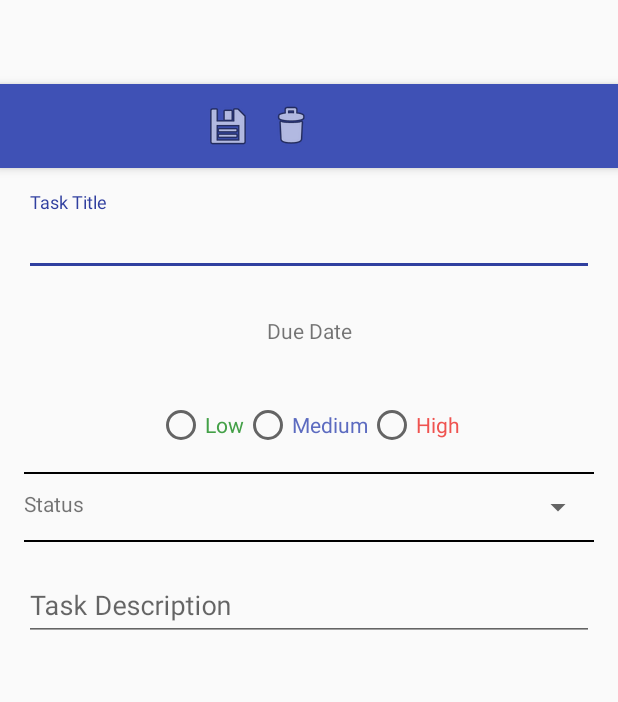
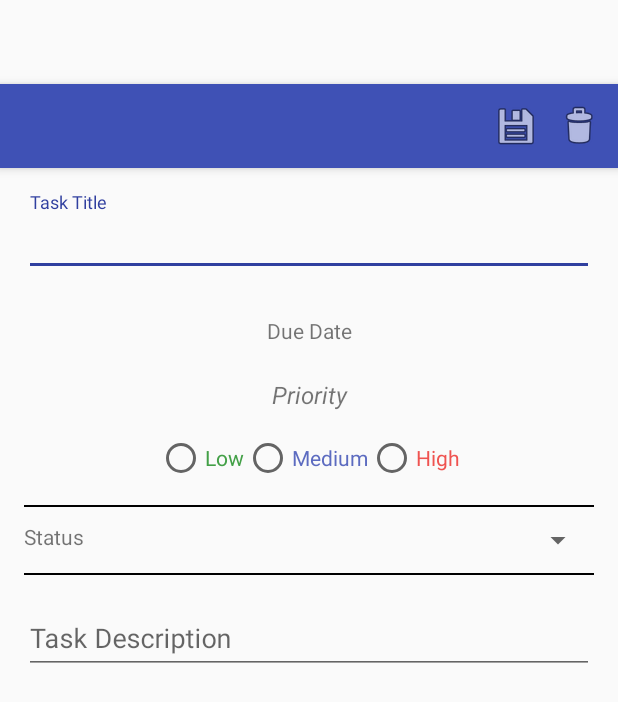
Before and after one commit to Mario0419/To-Do-App-Android, an Android app: the layout activity_edit_item.xml on its own in the app's theme, with its tools: preview values and no code run, on a phone screen of 412 x 824 dp. Shown: the top 702 px of the screen. Run offline under Robolectric (Android 15) with nearby library versions, the phone set to English and light mode, and no system bars.

Commit message:
latest updat

```diff
--- a/app/src/main/java/com/mx3studios/to_do/MainActivity.java
+++ b/app/src/main/java/com/mx3studios/to_do/MainActivity.java
@@ -126,7 +126,7 @@ public class MainActivity extends AppCompatActivity {
                     AlertDialog.Builder builder = new AlertDialog.Builder(MainActivity.this, R.style.DeleteDialogStyle);
                     final TodoItem item = mDataset.get(position);
                     builder.setMessage("Are you sure you want to delete this item?");
-                    builder.setTitle("To-Do Item");
+                    builder.setTitle(item.getTitle());
                     builder.setPositiveButton("Yes", new DialogInterface.OnClickListener() {
                         @Override
                         public void onClick(DialogInterface dialogInterface, int pos) {
--- a/app/src/main/res/layout/activity_edit_item.xml
+++ b/app/src/main/res/layout/activity_edit_item.xml
@@ -19,20 +19,27 @@
             android:background="?attr/colorPrimary"
             app:popupTheme="@style/AppTheme.PopupOverlay">
 
+            <LinearLayout
+                android:layout_width="wrap_content"
+                android:layout_height="wrap_content"
+                android:layout_gravity="right">
+
                 <ImageButton
                     android:id="@+id/button_save"
                     android:layout_width="wrap_content"
                     android:layout_height="wrap_content"
                     android:background="@null"
-                android:paddingLeft="120dp"
                     android:paddingRight="10dp"
-                android:src="@android:drawable/ic_menu_save"/>
+                    android:src="@android:drawable/ic_menu_save" />
                 <ImageButton
                     android:id="@+id/button_delete"
                     android:layout_width="wrap_content"
                     android:layout_height="wrap_content"
                     android:background="@null"
+                    android:paddingRight="10dp"
                     android:src="@android:drawable/ic_menu_delete"/>
+
+            </LinearLayout>
             </android.support.v7.widget.Toolbar>
 
 
--- a/app/src/main/res/layout/content_edit_item.xml
+++ b/app/src/main/res/layout/content_edit_item.xml
@@ -48,7 +48,19 @@
 
         </LinearLayout>
 
+        <LinearLayout
+            android:layout_width="match_parent"
+            android:layout_height="wrap_content"
+            android:orientation="vertical">
 
+            <TextView
+                android:id="@+id/textview_priority"
+                android:layout_width="match_parent"
+                android:layout_height="wrap_content"
+                android:textStyle="italic"
+                android:textAlignment="center"
+                android:textSize="16dp"
+                android:text="@string/priority"/>
             <RadioGroup
                 android:id="@+id/radio_group_priority"
                 android:layout_width="match_parent"
@@ -81,6 +93,7 @@
                     android:textColor="@color/redMaterial"/>
 
             </RadioGroup>
+        </LinearLayout>
 
         <View
             android:layout_width="match_parent"
--- a/app/src/main/res/values/strings.xml
+++ b/app/src/main/res/values/strings.xml
@@ -1,5 +1,5 @@
 <resources>
-    <string name="app_name">Do Now</string>
+    <string name="app_name">Due Now</string>
     <string name="add">Add</string>
     <string name="title_activity_edit_item">Edit Task</string>
 
@@ -16,4 +16,5 @@
     <string name="low">Low</string>
     <string name="medium">Medium</string>
     <string name="high">High</string>
+    <string name="priority">Priority</string>
 </resources>
--- a/build.gradle
+++ b/build.gradle
@@ -5,7 +5,7 @@ buildscript {
         jcenter()
     }
     dependencies {
-        classpath 'com.android.tools.build:gradle:1.5.0'
+        classpath 'com.android.tools.build:gradle:2.1.2'
 
         // NOTE: Do not place your application dependencies here; they belong
         // in the individual module build.gradle files
```
Also changed, not shown: gradle/wrapper/gradle-wrapper.properties, 1 other file. Lines whose indentation alone changed are shown as unchanged.
